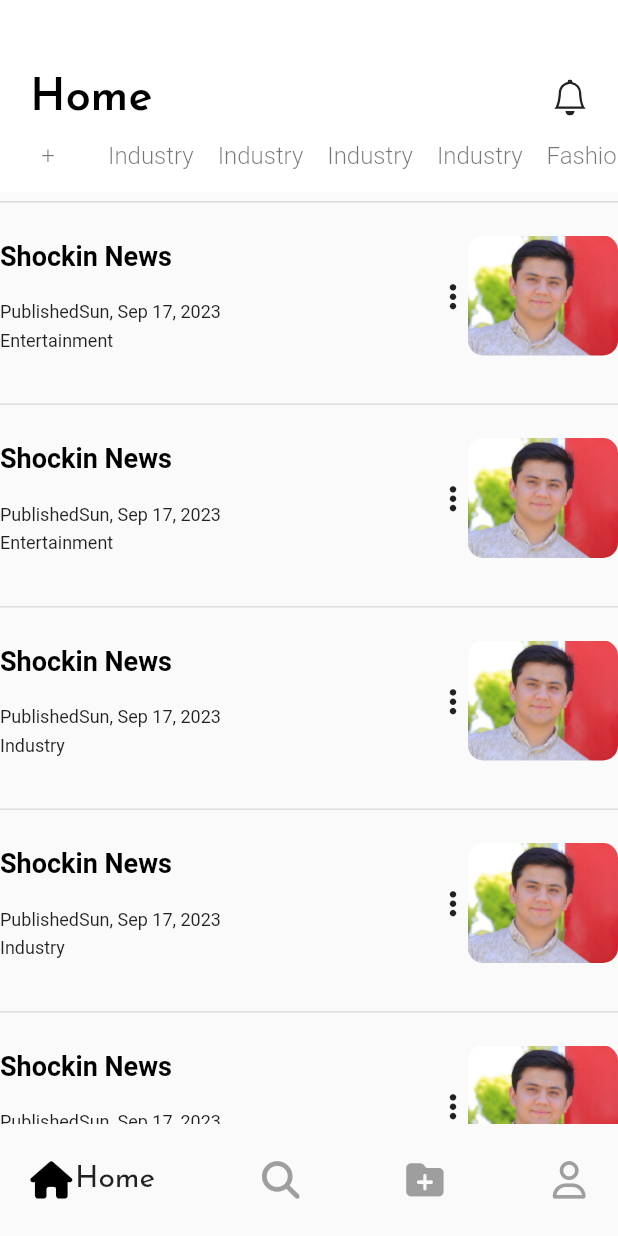
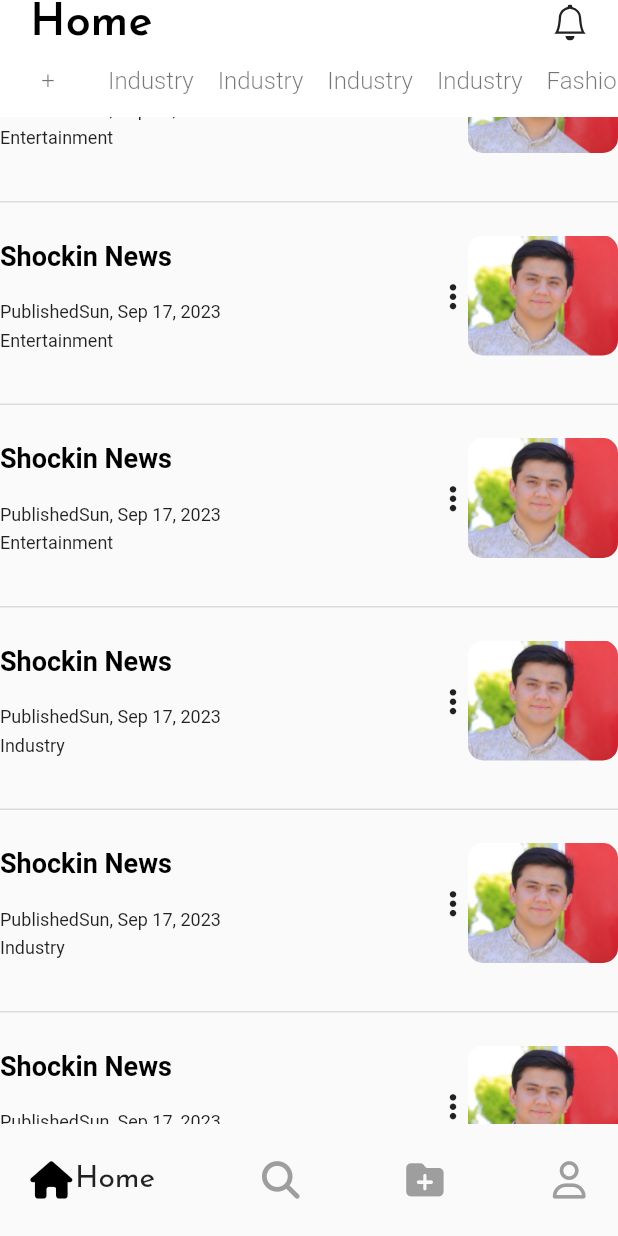
Before and after one commit to qamarbek0120/BlogBoss, a Flutter app: the screen it shows after launch, on a phone screen of 412 x 824 dp. Run offline on Flutter 3.47's test engine with Material 2 defaults, Android fonts, the phone set to English and light mode, and no system bars; drawn by our look-alikes of google_nav_bar; our stand-ins replace bootstrap_icons, font_awesome_flutter, google_fonts.

Commit message:
alignments are incorrect

```diff
--- a/lib/screens/main_pages/home_screen.dart
+++ b/lib/screens/main_pages/home_screen.dart
@@ -21,7 +21,8 @@ class _HomeScreenState extends State<HomeScreen> {
   @override
   Widget build(BuildContext context) {
     return Scaffold(
-      body: Stack(
+      body: SafeArea(
+        child: Stack(
           children: [
             SingleChildScrollView(
               scrollDirection: Axis.vertical,
@@ -71,7 +72,7 @@ class _HomeScreenState extends State<HomeScreen> {
               ),
             ),
             Container(
-            height: 128,
+              height: 78,
               margin: EdgeInsets.all(0),
               decoration: BoxDecoration(color: Colors.white),
               child: const Column(
@@ -80,14 +81,14 @@ class _HomeScreenState extends State<HomeScreen> {
                     mainAxisAlignment: MainAxisAlignment.spaceBetween,
                     children: [
                       Padding(
-                      padding: EdgeInsets.only(left: 20.0,top: 50),
+                        padding: EdgeInsets.only(left: 20.0),
                         child: Text(
                           'Home',
                           style: kTitleTextStyle,
                         ),
                       ),
                       Padding(
-                      padding: EdgeInsets.only(right: 20.0,top: 50),
+                        padding: EdgeInsets.only(right: 20.0),
                         child: Icon(BootstrapIcons.bell),
                       ),
                     ],
@@ -190,6 +191,7 @@ class _HomeScreenState extends State<HomeScreen> {
             ),
           ],
         ),
+      ),
       bottomNavigationBar: const GNav(
         rippleColor: Colors.white70,
         tabBorderRadius: 15,
```
Lines whose indentation alone changed are shown as unchanged.
